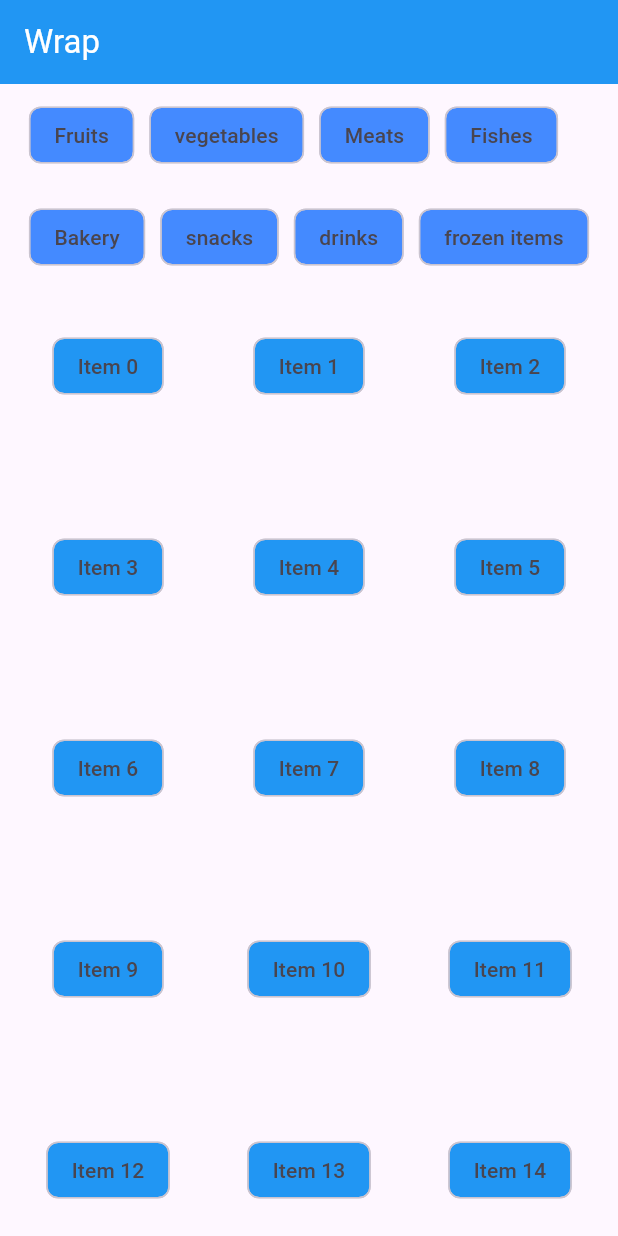
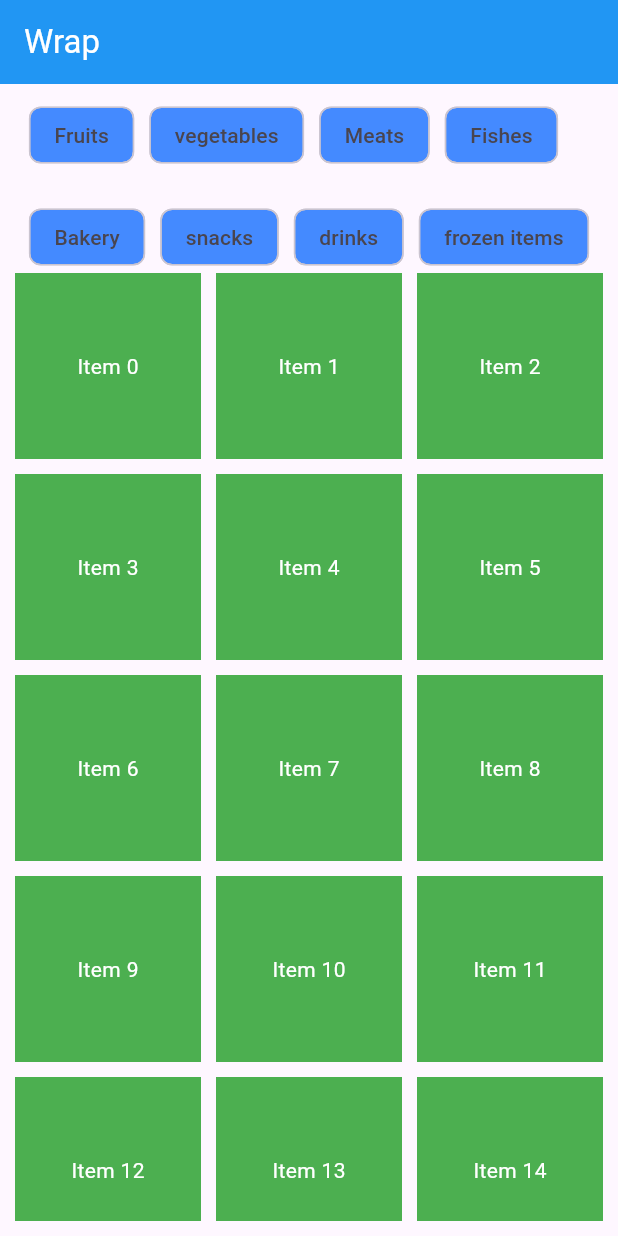
Before and after one commit to iliyasrobin/myflutterpractice, a Flutter app: the screen it shows after launch, on a phone screen of 412 x 824 dp. Run offline on Flutter 3.47's test engine with Material 3 defaults, Android fonts, the phone set to English and light mode, and no system bars.

```diff
--- a/lib/GridViewCount.dart
+++ b/lib/GridViewCount.dart
@@ -40,11 +40,18 @@ class GCount extends StatelessWidget {
                 crossAxisSpacing: 10,
                 crossAxisCount: 3,
                 children: List.generate(
-                    15,
-                    (index) => Chip(
-                          label: Text("Item ${index}"),
-                          backgroundColor: Colors.blue,
-                        )),
+                  15,
+                  (index) => Container(
+                    color: Colors.green,
+                    child: Center(child: Text("Item ${index}", style: TextStyle(
+                      color: Colors.white,
+                    ),)),
+                  ),
+                  // (index) => Chip(
+                  //       label: Text("Item ${index}"),
+                  //       backgroundColor: Colors.blue,
+                  //     )
+                ),
               ),
             ),
           ],
```
